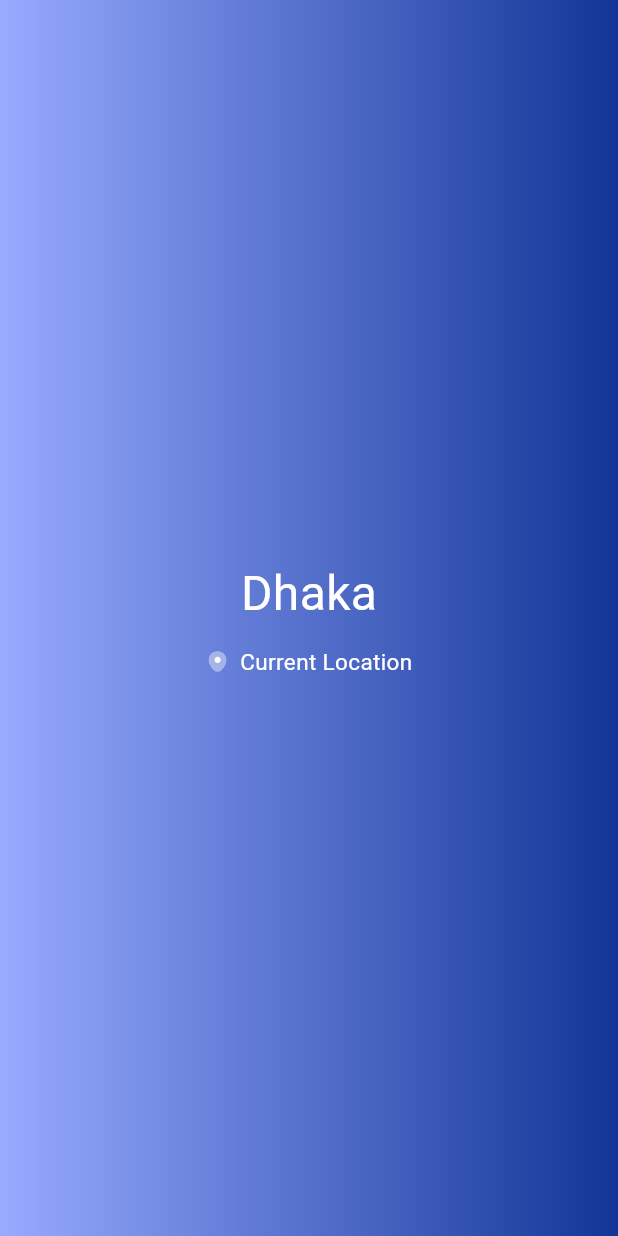
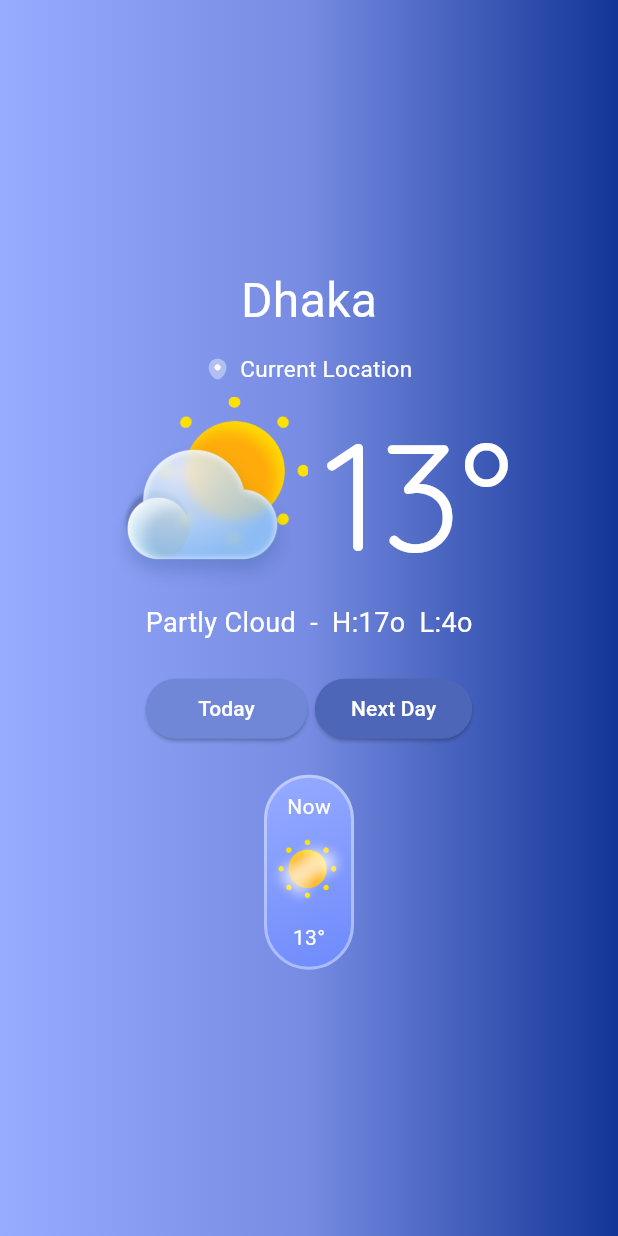
Before and after one commit to dv-mahbub/weather_demo, a Flutter app: the Homepage screen opened directly, on a phone screen of 412 x 824 dp. Run offline on Flutter 3.47's test engine with Material 3 defaults, Android fonts, the phone set to English and light mode, and no system bars; our stand-ins replace flutter_map, flutter_svg, gap, geolocator, google_fonts, latlong2 and 1 more; missing offline and left inert: stylish_text.

```diff
--- a/lib/main.dart
+++ b/lib/main.dart
@@ -1,4 +1,5 @@
 import 'package:flutter/material.dart';
+import 'package:weather_demo/views/homepage.dart';
 import 'package:weather_demo/views/splash_screen.dart/splash_screen.dart';
 
 void main() {
@@ -12,7 +13,7 @@ class MyApp extends StatelessWidget {
   Widget build(BuildContext context) {
     return const MaterialApp(
       debugShowCheckedModeBanner: false,
-      home: SplashScreen(),
+      home: Homepage(),
     );
   }
 }
--- a/lib/views/homepage.dart
+++ b/lib/views/homepage.dart
@@ -1,6 +1,8 @@
 import 'package:flutter/material.dart';
 import 'package:flutter_svg/flutter_svg.dart';
 import 'package:gap/gap.dart';
+import 'package:google_fonts/google_fonts.dart';
+import 'package:weather_demo/components/constants/images.dart';
 
 class Homepage extends StatefulWidget {
   const Homepage({super.key});
@@ -10,6 +12,7 @@ class Homepage extends StatefulWidget {
 }
 
 class _HomepageState extends State<Homepage> {
+  bool isTodaySelected = true;
   @override
   Widget build(BuildContext context) {
     Size size = MediaQuery.of(context).size;
@@ -18,9 +21,14 @@ class _HomepageState extends State<Homepage> {
       width: size.width,
       decoration: const BoxDecoration(
         gradient: LinearGradient(
-          colors: [Color(0xff97ABFF), Color(0xff123597)],
+          colors: [
+            Color(0xff97ABFF),
+            Color.fromARGB(255, 118, 139, 225),
+            Color(0xff123597)
+          ],
           begin: Alignment.centerLeft,
           end: Alignment.centerRight,
+          // stops: [0.40, 1],
         ),
       ),
       child: Scaffold(
@@ -36,6 +44,45 @@ class _HomepageState extends State<Homepage> {
                   mainAxisAlignment: MainAxisAlignment.center,
                   children: [
                     ...locationPart(),
+                    ...headerPart(),
+                    ...daySelector(),
+                    Container(
+                      height: 130,
+                      width: 60,
+                      decoration: BoxDecoration(
+                        border: Border.all(
+                          color: Colors.white.withOpacity(.4),
+                          width: 2,
+                        ),
+                        borderRadius: BorderRadius.circular(35),
+                        gradient: LinearGradient(
+                          colors: [
+                            Color(0xff97ABFF),
+                            Color.fromARGB(255, 109, 138, 253),
+                          ],
+                          begin: Alignment.topLeft,
+                          end: Alignment.bottomRight,
+                          // stops: [0.40, 1],
+                        ),
+                      ),
+                      child: Column(
+                        mainAxisAlignment: MainAxisAlignment.spaceEvenly,
+                        children: [
+                          Text(
+                            'Now',
+                            style: TextStyle(color: Colors.white),
+                          ),
+                          Image.asset(
+                            AppImages.slightTouchHappyDay,
+                            width: 55,
+                          ),
+                          Text(
+                            '13°',
+                            style: TextStyle(color: Colors.white),
+                          ),
+                        ],
+                      ),
+                    ),
                   ],
                 ),
               ),
@@ -68,4 +115,78 @@ class _HomepageState extends State<Homepage> {
       ),
     ];
   }
+
+  List<Widget> headerPart() {
+    return [
+      Row(
+        mainAxisAlignment: MainAxisAlignment.center,
+        children: [
+          Image.asset(
+            AppImages.partlyCloudy,
+            width: 135,
+            fit: BoxFit.fitWidth,
+          ),
+          const Gap(10),
+          Text(
+            '13°',
+            style: GoogleFonts.quicksand(
+              textStyle: const TextStyle(fontSize: 102, color: Colors.white),
+            ),
+          )
+        ],
+      ),
+      Text(
+        'Partly Cloud  -  H:17o  L:4o',
+        style: TextStyle(fontSize: 18, color: Colors.white),
+      ),
+    ];
+  }
+
+  List<Widget> daySelector() {
+    return [
+      Padding(
+        padding: const EdgeInsets.symmetric(vertical: 20),
+        child: Row(
+          mainAxisAlignment: MainAxisAlignment.center,
+          children: [
+            ElevatedButton(
+              onPressed: () {
+                if (mounted) {
+                  setState(() {
+                    isTodaySelected = true;
+                  });
+                }
+              },
+              child: Text('Today'),
+              style: ButtonStyle(
+                padding: WidgetStatePropertyAll(
+                    EdgeInsets.symmetric(horizontal: 35)),
+                backgroundColor: isTodaySelected
+                    ? WidgetStatePropertyAll(Color(0xff7087D8))
+                    : WidgetStatePropertyAll(Color(0xff4D66B8)),
+                foregroundColor: WidgetStatePropertyAll(Colors.white),
+              ),
+            ),
+            Gap(5),
+            ElevatedButton(
+              onPressed: () {
+                if (mounted) {
+                  setState(() {
+                    isTodaySelected = false;
+                  });
+                }
+              },
+              child: Text('Next Day'),
+              style: ButtonStyle(
+                backgroundColor: !isTodaySelected
+                    ? WidgetStatePropertyAll(Color(0xff7087D8))
+                    : WidgetStatePropertyAll(Color(0xff4D66B8)),
+                foregroundColor: WidgetStatePropertyAll(Colors.white),
+              ),
+            ),
+          ],
+        ),
+      ),
+    ];
+  }
 }
--- a/pubspec.yaml
+++ b/pubspec.yaml
@@ -42,6 +42,8 @@ dependencies:
   geolocator: ^13.0.1
   location: ^6.0.2
   flutter_svg: ^2.0.10+1
+  google_fonts: ^6.2.1
+  path_provider: ^2.1.4
 
 dev_dependencies:
   flutter_test:
```
Also changed, not shown: assets/images/night_storm.png, assets/images/partly_cloudy.png, assets/images/partly_day_storm.png, assets/images/rainy.png, assets/images/slight_touch_happy_day.png, pubspec.lock, 1 other file.
